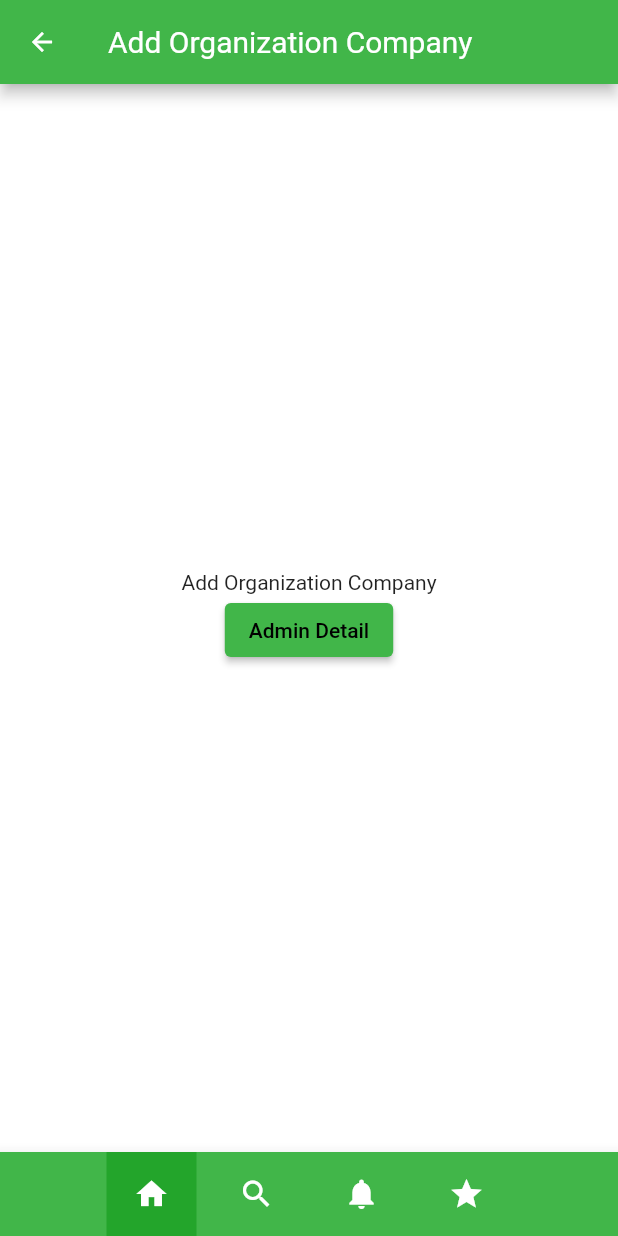
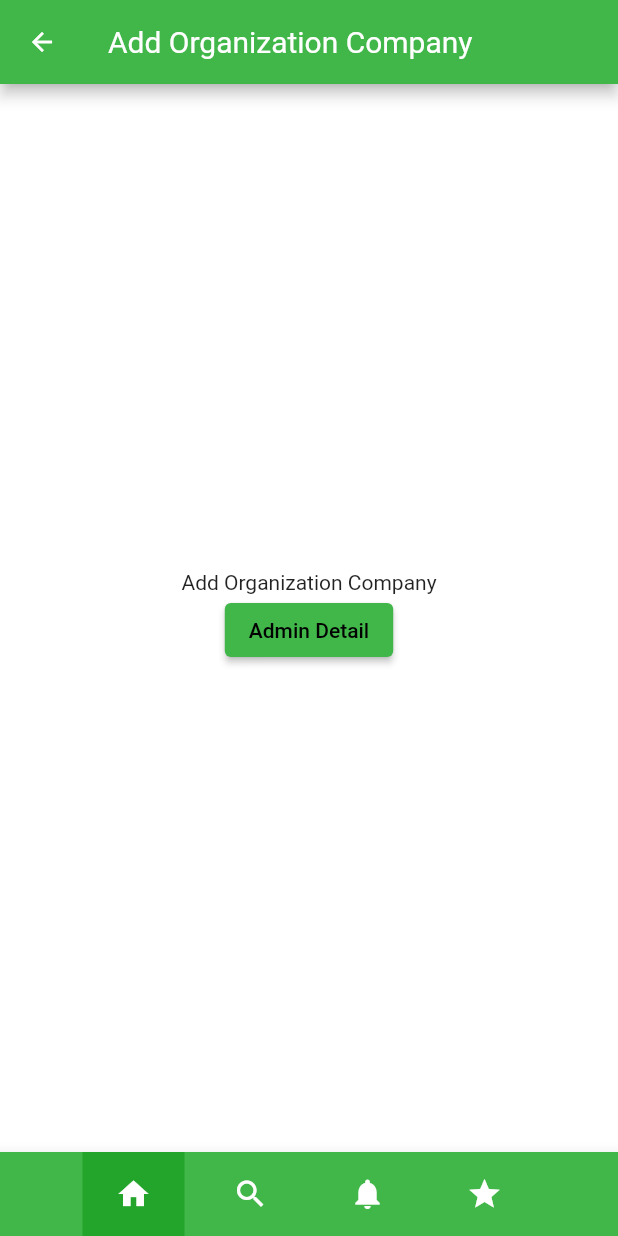
Before and after one commit to GirbovanMihai/BottomNavBar, a Flutter app: the screen it shows after launch, after a tap on "Add Organization", on a phone screen of 412 x 824 dp. Run offline on Flutter 3.47's test engine with Material 2 defaults, Android fonts, the phone set to English and light mode, and no system bars.

Commit message:
Bottom navigation Bar - Final

```diff
--- a/lib/src/bottom_nav/bottom_nav_bar.dart
+++ b/lib/src/bottom_nav/bottom_nav_bar.dart
@@ -23,11 +23,11 @@ class BottomNavBar extends StatelessWidget {
         mainAxisAlignment: MainAxisAlignment.center,
         children: <Widget>[
           _bottomAppBarItem(TabItem.home),
-          SizedBox(width: 10),
+          SizedBox(width: 10.0),
           _bottomAppBarItem(TabItem.search),
-          SizedBox(width: 10),
+          SizedBox(width: 10.0),
           _bottomAppBarItem(TabItem.notifications),
-          SizedBox(width: 10),
+          SizedBox(width: 10.0),
           _bottomAppBarItem(TabItem.favorites),
         ],
       ),
@@ -42,7 +42,7 @@ class BottomNavBar extends StatelessWidget {
         onTap: () => onTap(tabItem),
         child: Container(
           color: _getBgColor(tabItem.index),
-          width: 60,
+          width: 68.0,
           height: kBottomNavigationBarHeight,
           child: Icon(
             tabItemData.icon,
--- a/lib/src/main_page.dart
+++ b/lib/src/main_page.dart
@@ -25,26 +25,18 @@ class _BottomNavigationState extends State<MainPage> {
   };
 
   void _selectTab(TabItem tabItem) {
-    debugPrint('_selectTab tabItem:     $tabItem');
-    debugPrint('_selectTab _currentTab: $_currentTab');
-    if (tabItem == _currentTab) {
+    if (tabItem == _currentTab)
       // pop to first route
       _navigatorKeys[_currentTab]!
           .currentState!
           .popUntil((route) => route.isFirst);
-    } else {
+    else
       setState(() => _currentTab = tabItem);
   }
-  }
 
-  @override
-  Widget build(BuildContext context) {
-    debugPrint('_currentTab.index: ${_currentTab.index}');
-    return WillPopScope(
-      onWillPop: () async {
+  Future<bool> _systemBackButtonPressed() async {
     final isFirstRouteInCurrentTab =
         !await _navigatorKeys[_currentTab]!.currentState!.maybePop();
-        debugPrint('isFirstRouteInCurrentTab: $isFirstRouteInCurrentTab');
     if (isFirstRouteInCurrentTab) {
       if (_currentTab != TabItem.home) {
         _selectTab(TabItem.home);
@@ -53,7 +45,12 @@ class _BottomNavigationState extends State<MainPage> {
     }
     // let system handle back button if we're on the first route
     return isFirstRouteInCurrentTab;
-      },
+  }
+
+  @override
+  Widget build(BuildContext context) {
+    return WillPopScope(
+      onWillPop: _systemBackButtonPressed,
       child: Scaffold(
         body: SafeArea(
           top: false,
@@ -62,7 +59,6 @@ class _BottomNavigationState extends State<MainPage> {
             index: _currentTab.index,
             children: _getNavigators,
           ),
-
           //child: _getNavigator(_currentTab),
         ),
         bottomNavigationBar: BottomNavBar(
@@ -71,21 +67,6 @@ class _BottomNavigationState extends State<MainPage> {
         ),
       ),
     );
-  }
-
-  Widget _getNavigator(TabItem tabItem) {
-    switch (tabItem) {
-      case TabItem.home:
-        return HomeNavigator(navigatorKey: _navigatorKeys[TabItem.home]);
-      case TabItem.search:
-        return SearchNavigator(navigatorKey: _navigatorKeys[TabItem.search]);
-      case TabItem.notifications:
-        return NotificationsNavigator(
-            navigatorKey: _navigatorKeys[TabItem.notifications]);
-      case TabItem.favorites:
-        return FavoritesNavigator(
-            navigatorKey: _navigatorKeys[TabItem.favorites]);
-    }
   }
 
   List<Widget> get _getNavigators {
@@ -104,4 +85,19 @@ class _BottomNavigationState extends State<MainPage> {
       ),
     ];
   }
+
+  // Widget _getNavigator(TabItem tabItem) {
+  //   switch (tabItem) {
+  //     case TabItem.home:
+  //       return HomeNavigator(navigatorKey: _navigatorKeys[TabItem.home]);
+  //     case TabItem.search:
+  //       return SearchNavigator(navigatorKey: _navigatorKeys[TabItem.search]);
+  //     case TabItem.notifications:
+  //       return NotificationsNavigator(
+  //           navigatorKey: _navigatorKeys[TabItem.notifications]);
+  //     case TabItem.favorites:
+  //       return FavoritesNavigator(
+  //           navigatorKey: _navigatorKeys[TabItem.favorites]);
+  //   }
+  // }
 }
```
Lines whose indentation alone changed are shown as unchanged.
